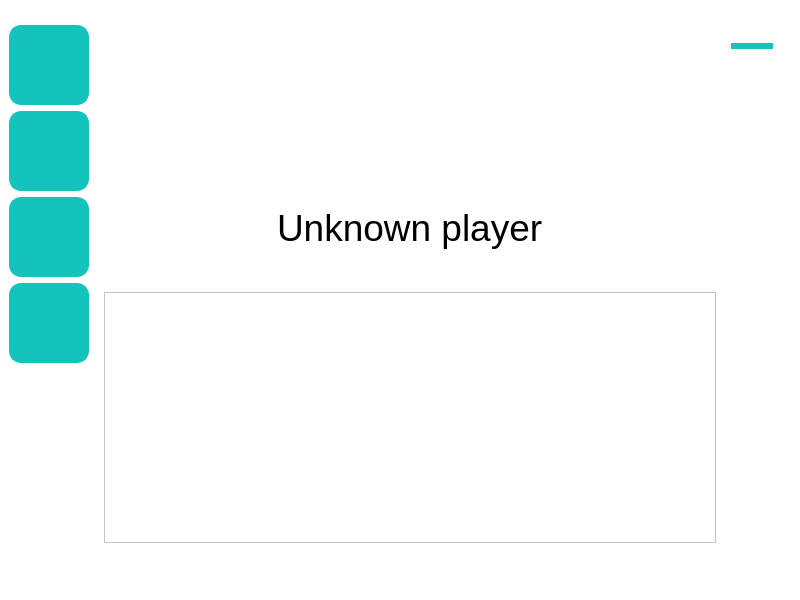
Old version of the form QtGameStore/mainwindow.ui in the repository Syunjyan/Qt-gamestore.
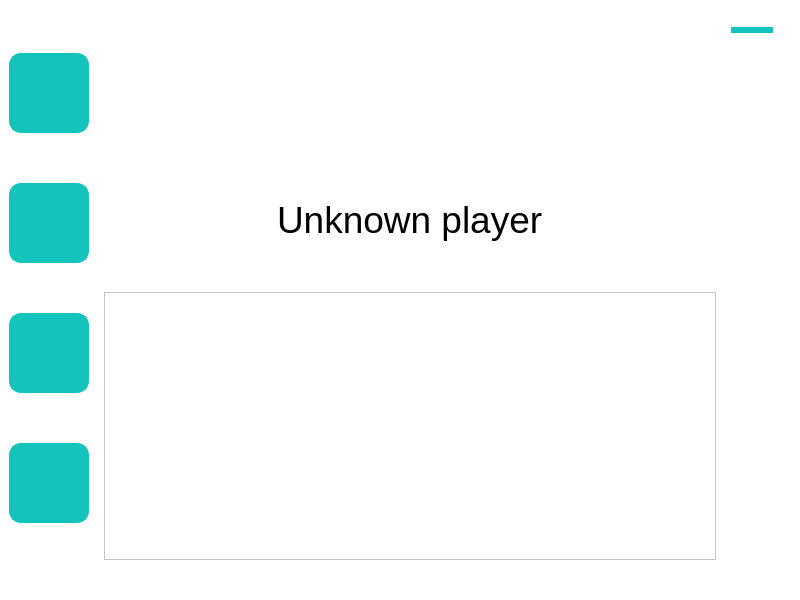
New version of the form. Icons and pictures are not drawn.

Patch:
```diff
--- a/QtGameStore/mainwindow.ui
+++ b/QtGameStore/mainwindow.ui
@@ -17,9 +17,12 @@
    <string notr="true">background-color: rgb(255, 255, 255);</string>
   </property>
   <widget class="QWidget" name="centralwidget">
-   <layout class="QFormLayout" name="formLayout">
+   <layout class="QGridLayout" name="gridLayout">
     <item row="0" column="0">
      <layout class="QVBoxLayout" name="verticalLayout">
+      <property name="sizeConstraint">
+       <enum>QLayout::SetDefaultConstraint</enum>
+      </property>
       <item>
        <widget class="QPushButton" name="usrBtn">
         <property name="minimumSize">
@@ -249,20 +252,6 @@
       </property>
       <widget class="QWidget" name="user">
        <layout class="QGridLayout" name="gridLayout_3">
-        <item row="5" column="0">
-         <widget class="QTextEdit" name="showInformationTextEdit">
-          <property name="styleSheet">
-           <string notr="true">QTextEdit#showInformationTextEdit{
-color: rgb(147, 147, 147);
-                            	padding-left:6px;
-
-    border: 1px solid rgb(20,196,188);
-border-radius: 8px;
-    background-color: #ffffff;
-};</string>
-          </property>
-         </widget>
-        </item>
         <item row="3" column="0">
          <widget class="QWidget" name="widget" native="true">
           <property name="maximumSize">
@@ -394,6 +383,20 @@
           </layout>
          </widget>
         </item>
+        <item row="5" column="0">
+         <widget class="QTextBrowser" name="showInformationTextBrowser">
+          <property name="styleSheet">
+           <string notr="true">QTextEdit#showInformationTextEdit{
+color: rgb(147, 147, 147);
+                            	padding-left:6px;
+
+    border: 1px solid rgb(20,196,188);
+border-radius: 8px;
+    background-color: #ffffff;
+};</string>
+          </property>
+         </widget>
+        </item>
        </layout>
       </widget>
       <widget class="QWidget" name="store">
```
